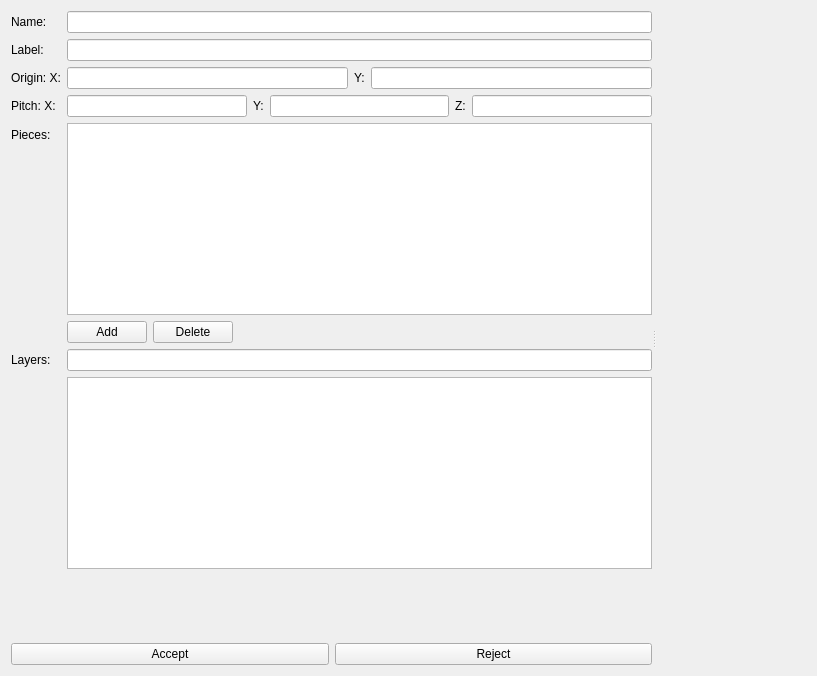
This is Application/cmbNucPinCellEditor.ui in Sprunth/RGG as Qt 5 draws it before an edit. The edited form follows.
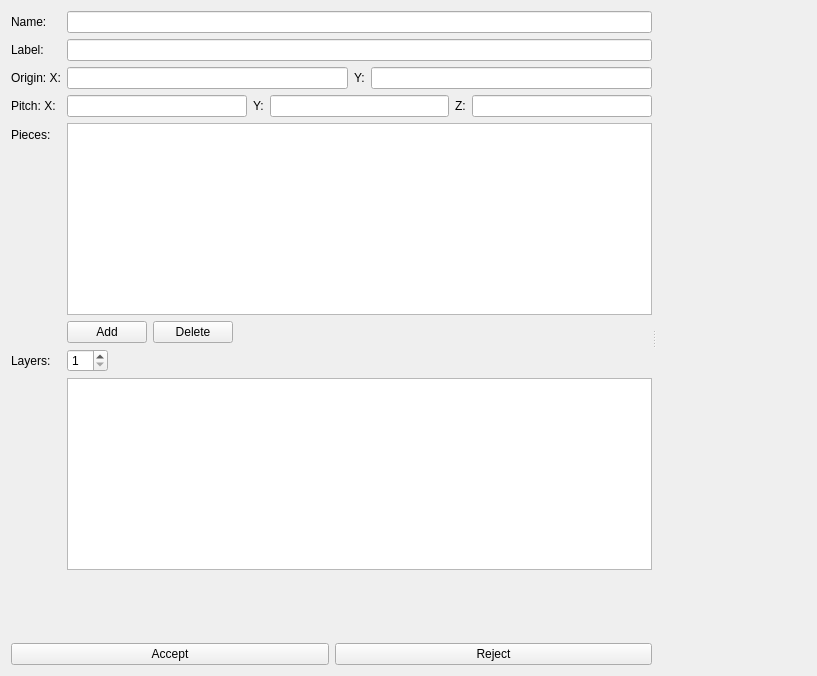
This is the edited form. Custom widgets are drawn as their Qt base class.

Commit message: Add PinCell Editor Dialog

```diff
--- a/Application/cmbNucPinCellEditor.ui
+++ b/Application/cmbNucPinCellEditor.ui
@@ -137,12 +137,6 @@
            </property>
           </widget>
          </item>
-         <item row="7" column="1">
-          <widget class="QLineEdit" name="layers"/>
-         </item>
-         <item row="8" column="1">
-          <widget class="QTableView" name="layersTable"/>
-         </item>
          <item row="9" column="1">
           <spacer name="verticalSpacer">
            <property name="orientation">
@@ -174,6 +168,19 @@
            </item>
           </layout>
          </item>
+         <item row="7" column="1">
+          <widget class="QSpinBox" name="layersSpinBox">
+           <property name="minimum">
+            <number>1</number>
+           </property>
+           <property name="value">
+            <number>1</number>
+           </property>
+          </widget>
+         </item>
+         <item row="8" column="1">
+          <widget class="QTableWidget" name="layersTable"/>
+         </item>
         </layout>
        </item>
        <item>
```
The commit also changes 11 other files.
